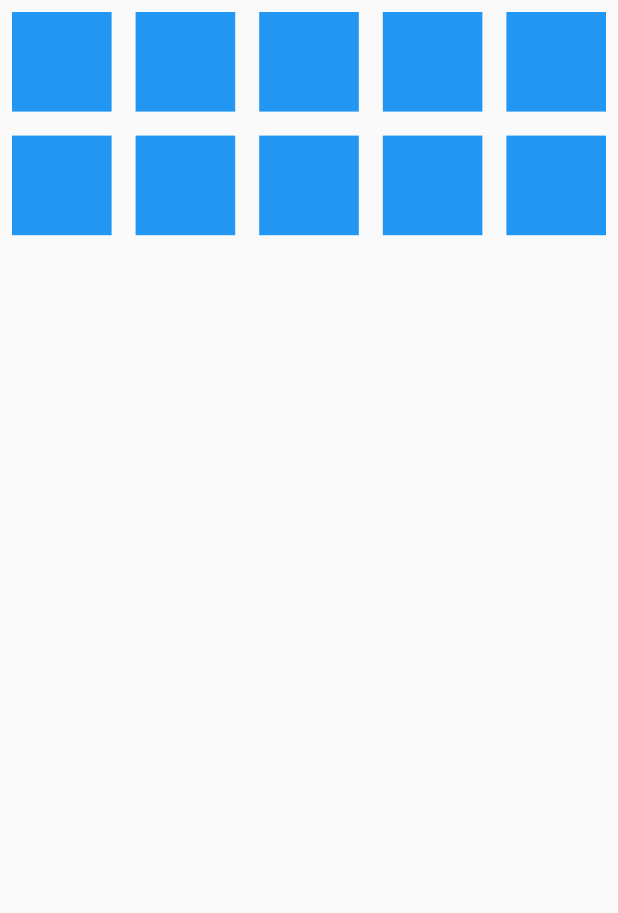
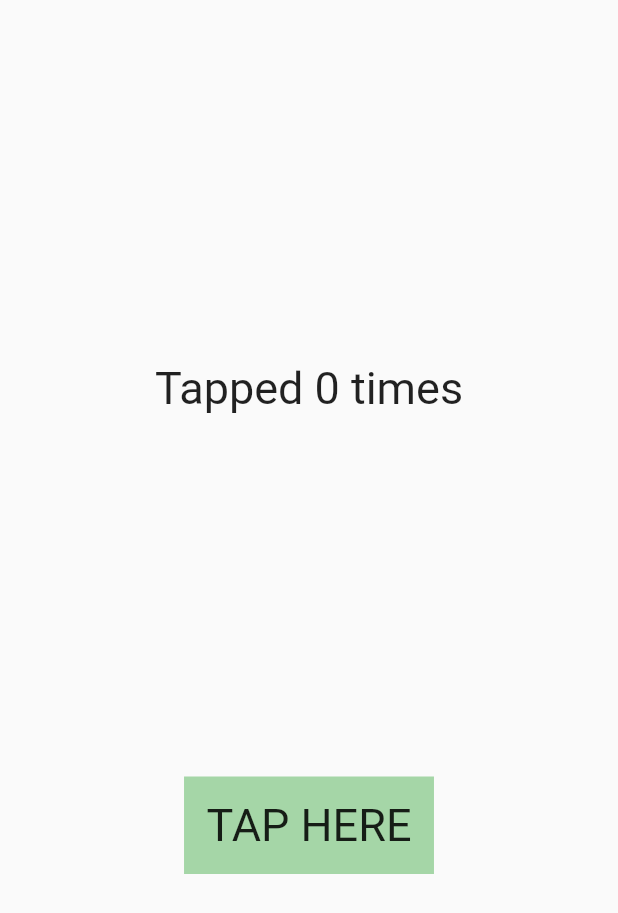
Before and after one commit to YamamotoDesu/WidgetOfKyo, a Flutter app: the screen it shows after launch, on a phone screen of 412 x 824 dp. Shown: the top 913 px of the screen. Run offline on Flutter 3.47's test engine with Material 2 defaults, Android fonts, the phone set to English and light mode, and no system bars.

Commit message:
GESTURE DETECTOR • Flutter Widget of the Day #08

```diff
--- /dev/null
+++ b/lib/8_gesture_detector/gesture_detector.dart
@@ -0,0 +1,46 @@
+import 'package:flutter/material.dart';
+
+class HomePage8 extends StatefulWidget {
+  const HomePage8({super.key});
+
+  @override
+  State<HomePage8> createState() => _HomePage8State();
+}
+
+class _HomePage8State extends State<HomePage8> {
+  int numberOfTimesTapped = 0;
+
+  void _increasedNumber() {
+    setState(() {
+      numberOfTimesTapped++;
+    });
+  }
+
+  @override
+  Widget build(BuildContext context) {
+    return Scaffold(
+      body: Center(
+        child: Column(
+          mainAxisAlignment: MainAxisAlignment.spaceEvenly,
+          children: [
+            Text(
+              'Tapped ' + numberOfTimesTapped.toString() + ' times',
+              style: TextStyle(fontSize: 30),
+            ),
+            GestureDetector(
+              onTap: _increasedNumber,
+              child: Container(
+                padding: const EdgeInsets.all(15.0),
+                color: Colors.green[200],
+                child: Text(
+                  'TAP HERE',
+                  style: TextStyle(fontSize: 30),
+                ),
+              ),
+            ),
+          ],
+        ),
+      ),
+    );
+  }
+}
--- a/lib/main.dart
+++ b/lib/main.dart
@@ -1,5 +1,5 @@
 import 'package:flutter/material.dart';
-import 'package:widget_of_the_kyo/7_gridview_builder/gridview_builder.dart';
+import 'package:widget_of_the_kyo/8_gesture_detector/gesture_detector.dart';
 
 void main() {
   runApp(const MyApp());
@@ -16,7 +16,7 @@ class MyApp extends StatelessWidget {
       theme: ThemeData(
         primarySwatch: Colors.blue,
       ),
-      home: HomePage7(),
+      home: HomePage8(),
     );
   }
 }
```
